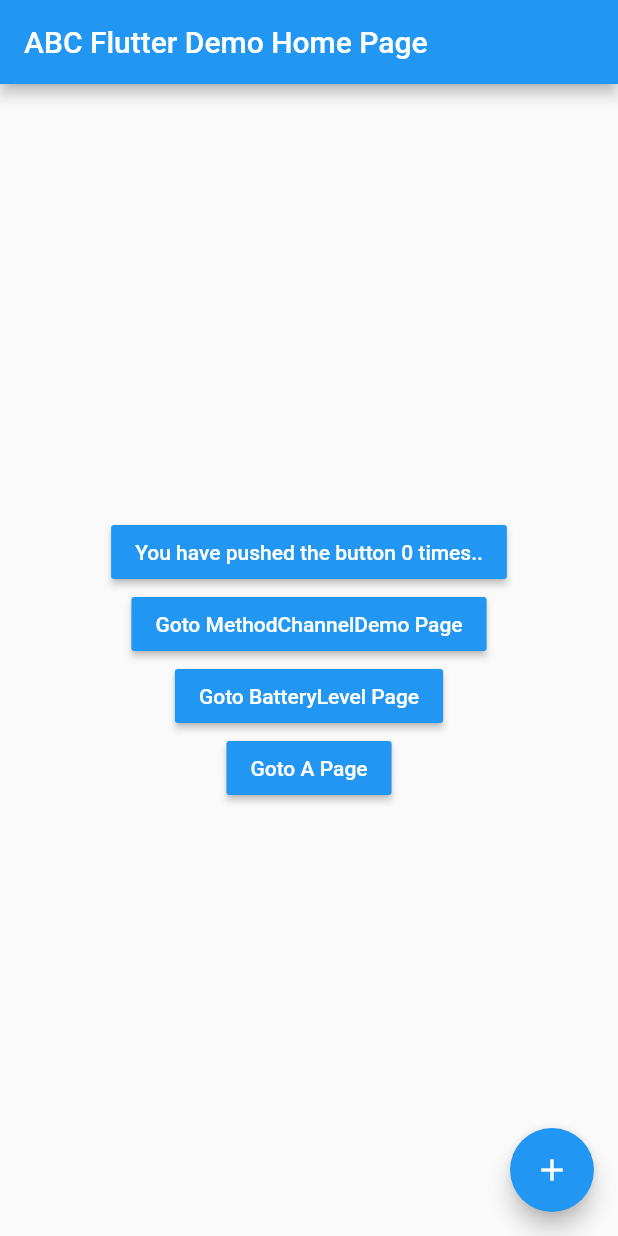
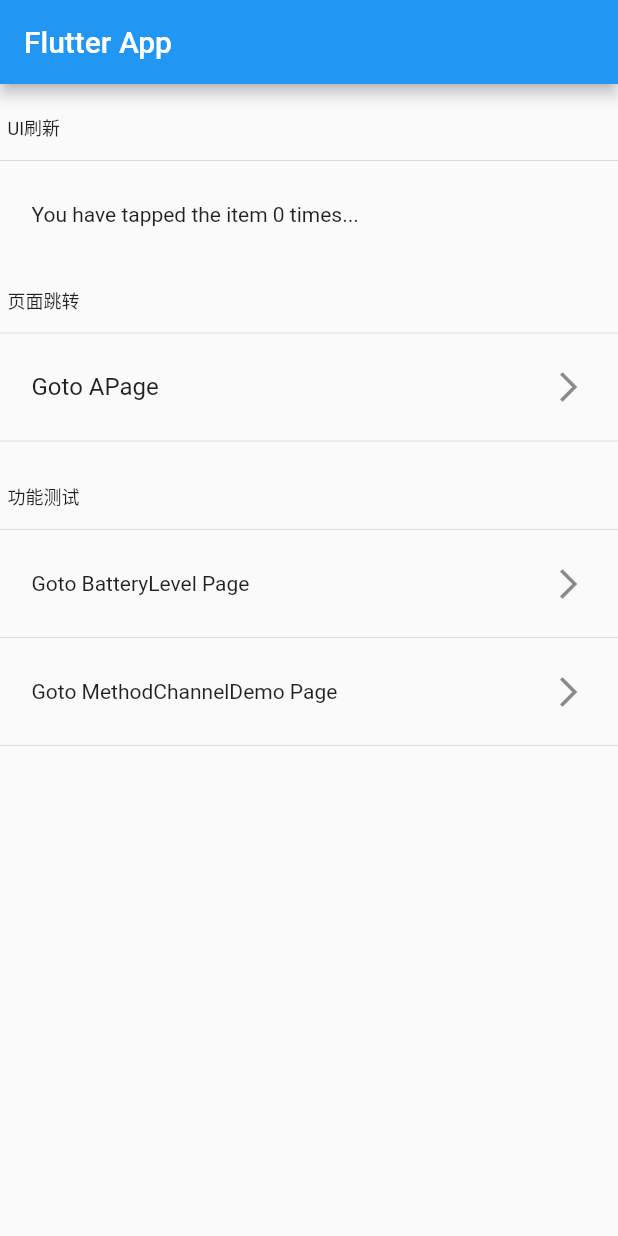
Before and after one commit to AndyM129/HybridNativeAppWithFlutter, a Flutter app: the screen it shows after launch, on a phone screen of 412 x 824 dp. Run offline on Flutter 3.47's test engine with Material 2 defaults, Android fonts, the light colour scheme and no system bars.

Commit message:
优化测试页面

```diff
--- a/flutter_module/lib/MethodChannelDemoPage.dart
+++ b/flutter_module/lib/MethodChannelDemoPage.dart
@@ -112,6 +112,20 @@ class _MethodChannelDemoPageState extends State<MethodChannelDemoPage> {
       child: new Column(
         mainAxisAlignment: MainAxisAlignment.center,
         children: <Widget>[
+          new RaisedButton(
+              onPressed: () {
+                methodChannel.invokeMethod('toNativePop','大佬你点击了$_counter下');
+              },
+              color: Colors.blue,
+              child: new Text('Goto Previous Page',
+                  style: new TextStyle(color: Colors.white))),
+          new RaisedButton(
+              onPressed: () {
+                methodChannel.invokeMethod('toNativePush','大佬你点击了$_counter下');
+              },
+              color: Colors.blue,
+              child: new Text('Goto Next Native Page',
+                  style: new TextStyle(color: Colors.white))),
           new Text(
             '当前是否为 Flutter&Native 混合开发：$_isHybrid .',
           ),
--- a/flutter_module/lib/MyHomePage.dart
+++ b/flutter_module/lib/MyHomePage.dart
@@ -1,8 +1,5 @@
 import 'package:flutter/material.dart';
 import 'package:flutter_module/APage.dart';
-
-class MyHomePage extends StatefulWidget {
-  MyHomePage({Key key, this.title}) : super(key: key);
 
 // This widget is the home page of your application. It is stateful, meaning
 // that it has a State object (defined below) that contains fields that affect
@@ -12,97 +9,192 @@ class MyHomePage extends StatefulWidget {
 // case the title) provided by the parent (in this case the App widget) and
 // used by the build method of the State. Fields in a Widget subclass are
 // always marked "final".
+class MyHomePage extends StatefulWidget {
+  final String title;
 
-  final String title;
+  MyHomePage({Key key, this.title}) : super(key: key);
 
   @override
   _MyHomePageState createState() => new _MyHomePageState();
 }
 
 class _MyHomePageState extends State<MyHomePage> {
+  /// 变量声明 ============================================================================
+
+  // 字体样式
+  final TextStyle _listItemHeaderTitleFont =
+      const TextStyle(fontWeight: FontWeight.normal, fontSize: 12.0);
+  final TextStyle _listItemTitleFont =
+      const TextStyle(fontWeight: FontWeight.normal, fontSize: 14.0);
+
+  // 计数器
   int _counter = 0;
 
-  void _incrementCounter() {
-    setState(() {
-      // This call to setState tells the Flutter framework that something has
-      // changed in this State, which causes it to rerun the build method below
-      // so that the display can reflect the updated values. If we changed
-      // _counter without calling setState(), then the build method would not be
-      // called again, and so nothing would appear to happen.
-      _counter++;
-    });
-  }
+  /// 生命周期 ============================================================================
 
   @override
   Widget build(BuildContext context) {
-    // This method is rerun every time setState is called, for instance as done
-    // by the _incrementCounter method above.
-    //
-    // The Flutter framework has been optimized to make rerunning build methods
-    // fast, so that you can just rebuild anything that needs updating rather
-    // than having to individually change instances of widgets.
     return new Scaffold(
-      appBar: new AppBar(
-        // Here we take the value from the MyHomePage object that was created by
-        // the App.build method, and use it to set our appbar title.
-        title: new Text(widget.title),
+        appBar: _buildAppBar(context), body: _buildBody(context));
+  }
+
+  /// 视图布局 ============================================================================
+
+  // 返回导航栏
+  Widget _buildAppBar(BuildContext context) {
+    return new AppBar(title: new Text("Flutter App"));
+  }
+
+  // 返回页面内容
+  Widget _buildBody(BuildContext context) {
+    return _buildListView(context);
+  }
+
+  // 列表
+  Widget _buildListView(BuildContext context) {
+    return new ListView(children: [
+      _buildListViewSectionHeader(context, "UI刷新"),
+      _buildListViewIncrementCounterRow(context, 0),
+      _buildListViewSectionHeader(context, "页面跳转"),
+      _buildListViewGotoAPageRow(context, 0),
+      _buildListViewSectionHeader(context, "功能测试"),
+      _buildListViewBatteryLevelRow(context, 0),
+      _buildListViewMethodChannelDemoRow(context, 0),
+    ]);
+  }
+
+  // 列表 - 标题行
+  Widget _buildListViewSectionHeader(BuildContext context, String title) {
+    return _buildListViewHeaderRowWithBottomDivider(
+        context, new Text(title, style: _listItemHeaderTitleFont));
+  }
+
+  // 列表 - 点击自增行
+  Widget _buildListViewIncrementCounterRow(BuildContext context, int index) {
+    return new Padding(
+      padding: const EdgeInsets.fromLTRB(5.0, 0, 5, 0),
+      child: new ListTile(
+        title: new Text("You have tapped the item $_counter times...",
+            style: _listItemTitleFont),
+        onTap: _incrementCounter,
       ),
-      body: new Center(
-        // Center is a layout widget. It takes a single child and positions it
-        // in the middle of the parent.
-        child: new Column(
-          // Column is also layout widget. It takes a list of children and
-          // arranges them vertically. By default, it sizes itself to fit its
-          // children horizontally, and tries to be as tall as its parent.
-          //
-          // Invoke "debug paint" (press "p" in the console where you ran
-          // "flutter run", or select "Toggle Debug Paint" from the Flutter tool
-          // window in IntelliJ) to see the wireframe for each widget.
-          //
-          // Column has various properties to control how it sizes itself and
-          // how it positions its children. Here we use mainAxisAlignment to
-          // center the children vertically; the main axis here is the vertical
-          // axis because Columns are vertical (the cross axis would be
-          // horizontal).
-          mainAxisAlignment: MainAxisAlignment.center,
-          children: <Widget>[
-            new RaisedButton(
-                onPressed: _incrementCounter,
-                color: Colors.blue,
-                child: new Text('You have pushed the button $_counter times..',
-                    style: new TextStyle(color: Colors.white))),
-            new RaisedButton(
-                onPressed: () {
-                  Navigator.pushNamed(context, "/MethodChannelDemo");
-                },
-                color: Colors.blue,
-                child: new Text('Goto MethodChannelDemo Page',
-                    style: new TextStyle(color: Colors.white))),
-            new RaisedButton(
-                onPressed: () {
-                  Navigator.pushNamed(context, "/BatteryLevel");
-                },
-                color: Colors.blue,
-                child: new Text('Goto BatteryLevel Page',
-                    style: new TextStyle(color: Colors.white))),
-            new RaisedButton(
-                onPressed: () {
+    );
+  }
+
+  // 列表 - 测试页跳转
+  Widget _buildListViewGotoAPageRow(BuildContext context, int index) {
+    return _buildListViewRowWithBottomDivider(
+      context,
+      new ListTile(
+        title: new Text("Goto APage"),
+        trailing: new Icon(Icons.arrow_forward_ios),
+        onTap: () {
           Navigator.push(context,
               new MaterialPageRoute(builder: (BuildContext context) {
             return new APage(title: 'Flutter A Page');
           }));
         },
-                color: Colors.blue,
-                child: new Text('Goto A Page',
-                    style: new TextStyle(color: Colors.white))),
-          ],
       ),
-      ),
-      floatingActionButton: new FloatingActionButton(
-        onPressed: _incrementCounter,
-        tooltip: 'Increment',
-        child: new Icon(Icons.add),
-      ), // This trailing comma makes auto-formatting nicer for build methods.
     );
   }
+
+  // 列表 - 电量查询行
+  Widget _buildListViewBatteryLevelRow(BuildContext context, int index) {
+    return _buildListViewRowWithBottomDivider(
+      context,
+      new ListTile(
+        title: new Text("Goto BatteryLevel Page", style: _listItemTitleFont),
+        trailing: new Icon(Icons.arrow_forward_ios),
+        onTap: () {
+          Navigator.pushNamed(context, "/BatteryLevel");
+        },
+      ),
+    );
   }
+
+  // 列表 - MethodChannel测试
+  Widget _buildListViewMethodChannelDemoRow(BuildContext context, int index) {
+    return _buildListViewRowWithBottomDivider(
+      context,
+      new ListTile(
+        title:
+            new Text("Goto MethodChannelDemo Page", style: _listItemTitleFont),
+        trailing: new Icon(Icons.arrow_forward_ios),
+        onTap: () {
+          Navigator.pushNamed(context, "/MethodChannelDemo");
+        },
+      ),
+    );
+  }
+
+  // 返回带有底部分割线的标题行组件
+  Widget _buildListViewHeaderRowWithBottomDivider(
+      BuildContext context, Widget child) {
+    return new Column(
+      crossAxisAlignment: CrossAxisAlignment.start,
+      children: [
+        new Padding(
+          padding: const EdgeInsets.fromLTRB(5.0, 20, 5, 5),
+          child: child,
+        ),
+        new Divider(),
+      ],
+    );
+  }
+
+  // 返回带有底部分割线的组件
+  Widget _buildListViewRowWithBottomDivider(
+      BuildContext context, Widget child) {
+    return new Column(
+      crossAxisAlignment: CrossAxisAlignment.start,
+      children: [
+        new Padding(
+          padding: const EdgeInsets.fromLTRB(5.0, 0, 5, 0),
+          child: child,
+        ),
+        new Divider(),
+      ],
+    );
+  }
+
+  /// 事件处理 ============================================================================
+
+  void _incrementCounter() {
+    setState(() {
+      _counter++;
+    });
+  }
+}
+
+//  // 返回列表
+//  Widget buildListView(BuildContext context) {
+//    return new ListView.builder(
+//      padding: const EdgeInsets.all(16.0),
+//      itemBuilder: buildListViewItem,
+//    );
+//  }
+//
+//  // 返回列表的Item
+//  Widget buildListViewItem(BuildContext context, int index) {
+//    // 在每一列之前，添加一个1像素高的分隔线widget
+//    if (index.isOdd) return new Divider();
+//
+//    // 语法 "i ~/ 2" 表示i除以2，但返回值是整形（向下取整）
+//    return buildItem(context, index ~/ 2);
+//  }
+//
+////  Widget buildItem(BuildContext context, int index) => new Text("xhu_ww", style: _listItemTitleFont);
+//
+//  Widget buildItem(BuildContext context, int index) {
+//
+//    return new GestureDetector(
+//      onTap: () {
+//        //处理点击事件
+//        print("aaa");
+//      },
+//      child: new Container(
+//        padding: const EdgeInsets.all(8.0),
+//        child: new Text("xhu_ww", style: _listItemTitleFont),
+//      ),
+//    );
+//  }
```
Also changed, not shown: 5 other files. Lines whose indentation alone changed are shown as unchanged.
